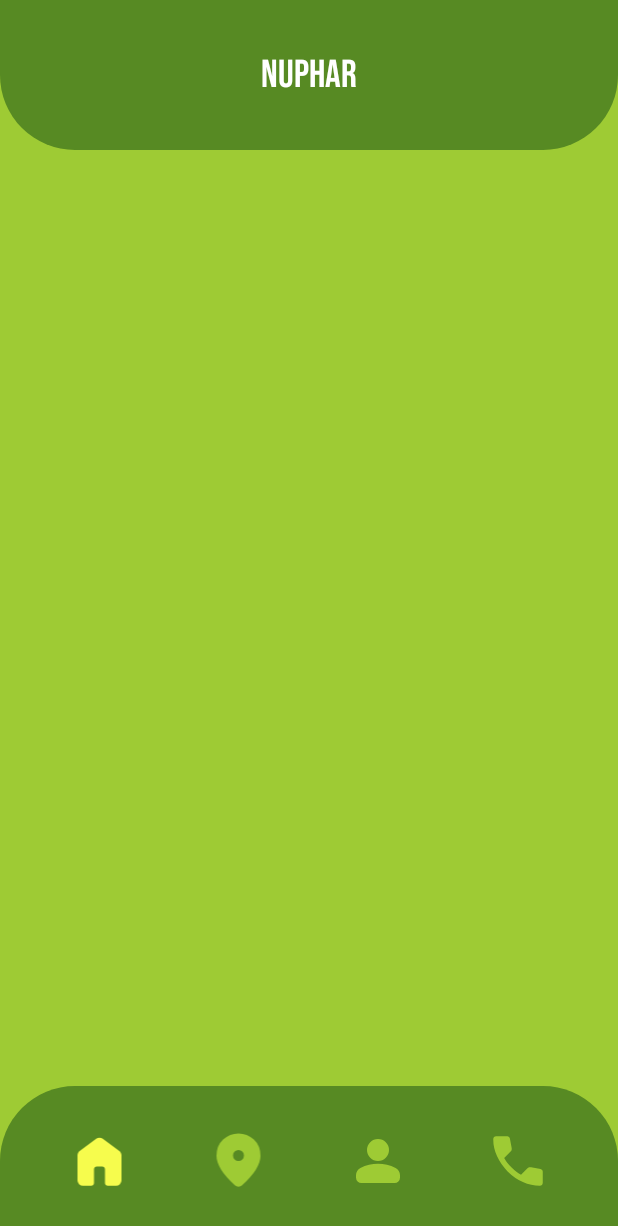
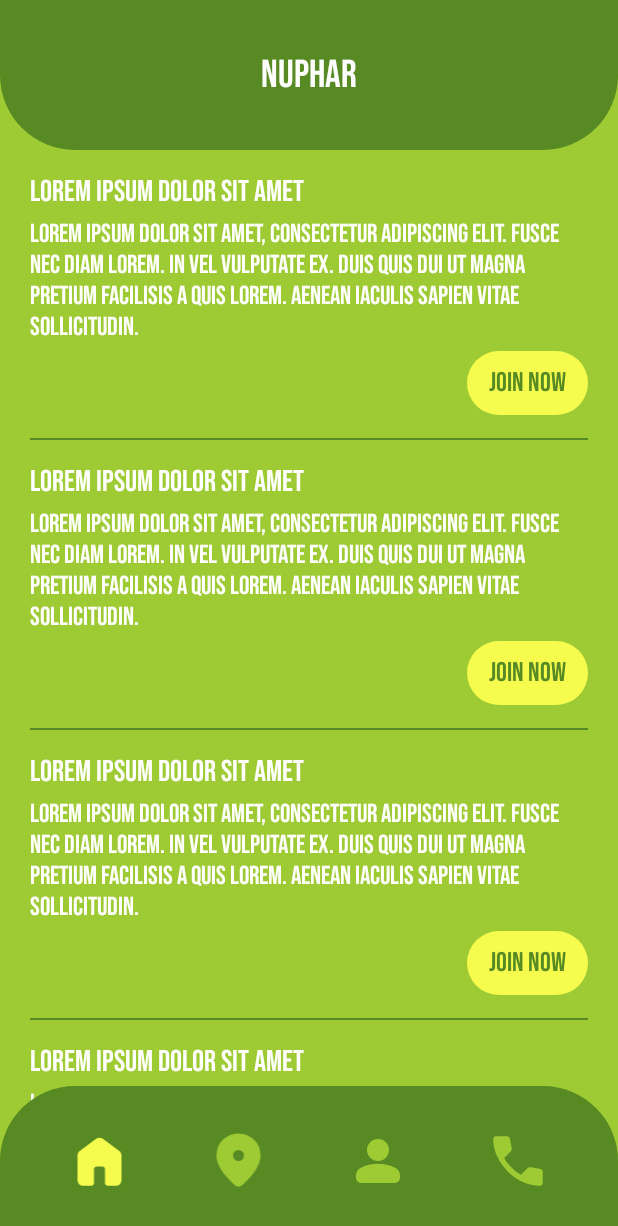
Before and after one commit to gdsc-dogus/nuphar-android-app, an Android app: the MainActivity screen opened directly, with no data from a screen before it, on a phone screen of 412 x 824 dp. Shown: the top 1226 px of the screen. Run offline under Robolectric (Android 15) with nearby library versions, the phone set to English and light mode, and no system bars.

Commit message:
fragments added

```diff
--- a/app/src/main/java/com/gdscdogus/nuphar/activities/MainActivity.kt
+++ b/app/src/main/java/com/gdscdogus/nuphar/activities/MainActivity.kt
@@ -1,17 +1,87 @@
 package com.gdscdogus.nuphar.activities
 
 import android.os.Bundle
+import android.view.View
+import android.widget.ImageView
+import androidx.annotation.ColorInt
 import androidx.appcompat.app.AppCompatActivity
+import androidx.fragment.app.Fragment
+import com.gdscdogus.nuphar.R
 import com.gdscdogus.nuphar.databinding.ActivityMainBinding
+import com.gdscdogus.nuphar.fragments.ContactFragment
+import com.gdscdogus.nuphar.fragments.HomeFragment
+import com.gdscdogus.nuphar.fragments.MapFragment
+import com.gdscdogus.nuphar.fragments.ProfileFragment
 
-class MainActivity : AppCompatActivity() {
+class MainActivity : AppCompatActivity(), View.OnClickListener {
 
     lateinit var binding: ActivityMainBinding
+
+    lateinit var homeFragment: HomeFragment
+    lateinit var mapFragment: MapFragment
+    lateinit var profileFragment: ProfileFragment
+    lateinit var contactFragment: ContactFragment
 
     override fun onCreate(savedInstanceState: Bundle?) {
         super.onCreate(savedInstanceState)
 
         binding = ActivityMainBinding.inflate(layoutInflater)
         setContentView(binding.root)
+
+        homeFragment = HomeFragment();
+        changeFragment(homeFragment);
+        mapFragment = MapFragment();
+        profileFragment = ProfileFragment();
+        contactFragment = ContactFragment();
+
+        binding.ivHome.setOnClickListener(this)
+        binding.ivMap.setOnClickListener(this)
+        binding.ivContact.setOnClickListener(this)
+        binding.ivProfile.setOnClickListener(this)
+    }
+
+    override fun onClick(v: View?) {
+        if (v == null)
+            return
+
+        if (v !is ImageView)
+            return
+
+        @ColorInt
+        val green4 = getColor(R.color.green_4)
+
+        @ColorInt
+        val green5 = getColor(R.color.green_5)
+
+        binding.ivHome.setColorFilter(green4)
+        binding.ivMap.setColorFilter(green4)
+        binding.ivContact.setColorFilter(green4)
+        binding.ivProfile.setColorFilter(green4)
+
+        v.setColorFilter(green5)
+
+        when (v.id) {
+            binding.ivHome.id -> {
+                changeFragment(homeFragment);
+            }
+
+            binding.ivMap.id -> {
+                changeFragment(mapFragment);
+            }
+
+            binding.ivProfile.id -> {
+                changeFragment(profileFragment);
+            }
+
+            binding.ivContact.id -> {
+                changeFragment(contactFragment);
+            }
+        }
+    }
+
+    private fun changeFragment(fragment: Fragment) {
+        val transaction = supportFragmentManager.beginTransaction();
+        transaction.replace(binding.flFragment.id, fragment);
+        transaction.commit();
     }
 }
--- a/app/src/main/java/com/gdscdogus/nuphar/activities/SplashActivity.kt
+++ b/app/src/main/java/com/gdscdogus/nuphar/activities/SplashActivity.kt
@@ -10,5 +10,6 @@ class SplashActivity : AppCompatActivity() {
         super.onCreate(savedInstanceState)
 
         startActivity(Intent(this, LoginActivity::class.java))
+        finish()
     }
 }
--- a/app/src/main/java/com/gdscdogus/nuphar/adapters/EventRVAdapter.kt
+++ b/app/src/main/java/com/gdscdogus/nuphar/adapters/EventRVAdapter.kt
@@ -27,5 +27,12 @@ class EventRVAdapter(var eventArrayList: ArrayList<EventModel>) :
     override fun onBindViewHolder(holder: ViewHolder, position: Int) {
         val eventModel = eventArrayList[position]
 
+        holder.binding.tvTitle.text = eventModel.title;
+        holder.binding.tvDescription.text = eventModel.description;
+
+        if (eventArrayList.size == position + 1)
+            holder.binding.vLine.visibility = View.GONE
+        else
+            holder.binding.vLine.visibility = View.VISIBLE
     }
 }
--- /dev/null
+++ b/app/src/main/java/com/gdscdogus/nuphar/fragments/HomeFragment.kt
@@ -0,0 +1,125 @@
+package com.gdscdogus.nuphar.fragments
+
+import android.os.Bundle
+import android.view.LayoutInflater
+import android.view.View
+import android.view.ViewGroup
+import androidx.fragment.app.Fragment
+import androidx.recyclerview.widget.LinearLayoutManager
+import com.gdscdogus.nuphar.adapters.EventRVAdapter
+import com.gdscdogus.nuphar.databinding.FragmentHomeBinding
+import com.gdscdogus.nuphar.models.CoordinatesModel
+import com.gdscdogus.nuphar.models.EventModel
+import java.time.Instant
+
+class HomeFragment : Fragment() {
+    lateinit var binding: FragmentHomeBinding
+
+    lateinit var eventRVAdapter: EventRVAdapter
+    lateinit var events: ArrayList<EventModel>
+
+    override fun onCreateView(
+        inflater: LayoutInflater,
+        container: ViewGroup?,
+        savedInstanceState: Bundle?
+    ): View {
+        binding = FragmentHomeBinding.inflate(inflater)
+
+        events = ArrayList()
+        events.add(
+            EventModel(
+                "id",
+                "Lorem ipsum dolor sit amet",
+                "Lorem ipsum dolor sit amet, consectetur adipiscing elit. Fusce nec diam lorem. In vel vulputate ex. Duis quis dui ut magna pretium facilisis a quis lorem. Aenean iaculis sapien vitae sollicitudin.",
+                "adres",
+                CoordinatesModel(2.2, 2.2),
+                "id",
+                Instant.now()
+            )
+        )
+        events.add(
+            EventModel(
+                "id",
+                "Lorem ipsum dolor sit amet",
+                "Lorem ipsum dolor sit amet, consectetur adipiscing elit. Fusce nec diam lorem. In vel vulputate ex. Duis quis dui ut magna pretium facilisis a quis lorem. Aenean iaculis sapien vitae sollicitudin.",
+                "adres",
+                CoordinatesModel(2.2, 2.2),
+                "id",
+                Instant.now()
+            )
+        )
+        events.add(
+            EventModel(
+                "id",
+                "Lorem ipsum dolor sit amet",
+                "Lorem ipsum dolor sit amet, consectetur adipiscing elit. Fusce nec diam lorem. In vel vulputate ex. Duis quis dui ut magna pretium facilisis a quis lorem. Aenean iaculis sapien vitae sollicitudin.",
+                "adres",
+                CoordinatesModel(2.2, 2.2),
+                "id",
+                Instant.now()
+            )
+        )
+        events.add(
+            EventModel(
+                "id",
+                "Lorem ipsum dolor sit amet",
+                "Lorem ipsum dolor sit amet, consectetur adipiscing elit. Fusce nec diam lorem. In vel vulputate ex. Duis quis dui ut magna pretium facilisis a quis lorem. Aenean iaculis sapien vitae sollicitudin.",
+                "adres",
+                CoordinatesModel(2.2, 2.2),
+                "id",
+                Instant.now()
+            )
+        )
+        events.add(
+            EventModel(
+                "id",
+                "Lorem ipsum dolor sit amet",
+                "Lorem ipsum dolor sit amet, consectetur adipiscing elit. Fusce nec diam lorem. In vel vulputate ex. Duis quis dui ut magna pretium facilisis a quis lorem. Aenean iaculis sapien vitae sollicitudin.",
+                "adres",
+                CoordinatesModel(2.2, 2.2),
+                "id",
+                Instant.now()
+            )
+        )
+        events.add(
+            EventModel(
+                "id",
+                "Lorem ipsum dolor sit amet",
+                "Lorem ipsum dolor sit amet, consectetur adipiscing elit. Fusce nec diam lorem. In vel vulputate ex. Duis quis dui ut magna pretium facilisis a quis lorem. Aenean iaculis sapien vitae sollicitudin.",
+                "adres",
+                CoordinatesModel(2.2, 2.2),
+                "id",
+                Instant.now()
+            )
+        )
+        events.add(
+            EventModel(
+                "id",
+                "Lorem ipsum dolor sit amet",
+                "Lorem ipsum dolor sit amet, consectetur adipiscing elit. Fusce nec diam lorem. In vel vulputate ex. Duis quis dui ut magna pretium facilisis a quis lorem. Aenean iaculis sapien vitae sollicitudin.",
+                "adres",
+                CoordinatesModel(2.2, 2.2),
+                "id",
+                Instant.now()
+            )
+        )
+        events.add(
+            EventModel(
+                "id",
+                "Lorem ipsum dolor sit amet",
+                "Lorem ipsum dolor sit amet, consectetur adipiscing elit. Fusce nec diam lorem. In vel vulputate ex. Duis quis dui ut magna pretium facilisis a quis lorem. Aenean iaculis sapien vitae sollicitudin.",
+                "adres",
+                CoordinatesModel(2.2, 2.2),
+                "id",
+                Instant.now()
+            )
+        )
+
+        eventRVAdapter = EventRVAdapter(events)
+        binding.rvEvents.adapter = eventRVAdapter
+        binding.rvEvents.layoutManager = LinearLayoutManager(context)
+        binding.rvEvents.setHasFixedSize(true)
+
+        return binding.root
+    }
+}
--- a/app/src/main/res/layout/activity_login.xml
+++ b/app/src/main/res/layout/activity_login.xml
@@ -62,7 +62,7 @@
             android:clickable="true"
             android:textColor="@color/button_text_color"
             android:gravity="center"
-            android:text="LOGIN"
+            android:text="@string/btn_login"
             android:textSize="@dimen/button_text_size" />
 
         <TextView
@@ -82,7 +82,7 @@
             android:clickable="true"
             android:textColor="@color/button_text_color"
             android:gravity="center"
-            android:text="REGISTER"
+            android:text="@string/btn_register"
             android:textSize="@dimen/button_text_size" />
 
     </LinearLayout>
--- a/app/src/main/res/layout/activity_main.xml
+++ b/app/src/main/res/layout/activity_main.xml
@@ -8,6 +8,11 @@
     android:gravity="center"
     android:orientation="vertical"
     tools:context=".activities.LoginActivity">
+
+    <FrameLayout
+        android:id="@+id/fl_fragment"
+        android:layout_width="match_parent"
+        android:layout_height="match_parent" />
 
     <FrameLayout
         android:id="@+id/frameLayout2"
@@ -26,16 +31,6 @@
     </FrameLayout>
 
     <FrameLayout
-        android:layout_width="match_parent"
-        android:layout_height="match_parent"
-        android:gravity="center"
-        android:orientation="vertical"
-        android:padding="20dp"
-        tools:layout_editor_absoluteY="100dp">
-
-    </FrameLayout>
-
-    <FrameLayout
         android:id="@+id/frameLayout3"
         android:layout_width="match_parent"
         android:layout_height="100dp"
@@ -50,6 +45,7 @@
             android:weightSum="4">
 
             <ImageView
+                android:id="@+id/iv_home"
                 android:layout_width="0dp"
                 android:layout_height="match_parent"
                 android:layout_weight="1"
@@ -58,6 +54,7 @@
                 app:tint="@color/green_5" />
 
             <ImageView
+                android:id="@+id/iv_map"
                 android:layout_width="0dp"
                 android:layout_height="match_parent"
                 android:layout_weight="1"
@@ -66,6 +63,7 @@
                 app:tint="@color/green_4" />
 
             <ImageView
+                android:id="@+id/iv_profile"
                 android:layout_width="0dp"
                 android:layout_height="match_parent"
                 android:layout_weight="1"
@@ -74,6 +72,7 @@
                 app:tint="@color/green_4" />
 
             <ImageView
+                android:id="@+id/iv_contact"
                 android:layout_width="0dp"
                 android:layout_height="match_parent"
                 android:layout_weight="1"
--- a/app/src/main/res/layout/activity_register.xml
+++ b/app/src/main/res/layout/activity_register.xml
@@ -95,7 +95,7 @@
             android:background="@drawable/bg_button"
             android:clickable="true"
             android:gravity="center"
-            android:text="@string/register"
+            android:text="@string/btn_register"
             android:textColor="@color/button_text_color"
             android:textSize="@dimen/button_text_size" />
 
--- /dev/null
+++ b/app/src/main/res/layout/fragment_home.xml
@@ -0,0 +1,7 @@
+<?xml version="1.0" encoding="utf-8"?>
+<androidx.recyclerview.widget.RecyclerView xmlns:android="http://schemas.android.com/apk/res/android"
+    android:id="@+id/rv_events"
+    android:layout_width="match_parent"
+    android:layout_height="match_parent"
+    android:clipToPadding="false"
+    android:paddingVertical="@dimen/activity_main_content_vertical_padding" />
--- a/app/src/main/res/layout/row_event.xml
+++ b/app/src/main/res/layout/row_event.xml
@@ -1,6 +1,48 @@
 <?xml version="1.0" encoding="utf-8"?>
-<androidx.constraintlayout.widget.ConstraintLayout xmlns:android="http://schemas.android.com/apk/res/android"
+<LinearLayout xmlns:android="http://schemas.android.com/apk/res/android"
     android:layout_width="match_parent"
-    android:layout_height="match_parent">
+    android:layout_height="wrap_content"
+    android:orientation="vertical">
 
-</androidx.constraintlayout.widget.ConstraintLayout>
+    <LinearLayout
+        android:layout_width="match_parent"
+        android:layout_height="wrap_content"
+        android:orientation="vertical"
+        android:paddingHorizontal="20dp"
+        android:paddingVertical="15dp">
+
+        <TextView
+            android:id="@+id/tv_title"
+            android:layout_width="wrap_content"
+            android:layout_height="wrap_content"
+            android:textColor="@color/white"
+            android:textSize="@dimen/event_item_title_size" />
+
+        <TextView
+            android:id="@+id/tv_description"
+            android:layout_width="wrap_content"
+            android:layout_height="wrap_content"
+            android:layout_marginTop="@dimen/event_item_space_size"
+            android:textColor="@color/white"
+            android:textSize="@dimen/event_item_description_size" />
+
+        <TextView
+            android:layout_width="wrap_content"
+            android:layout_height="wrap_content"
+            android:layout_gravity="end"
+            android:layout_marginTop="@dimen/event_item_space_size"
+            android:background="@drawable/bg_button"
+            android:clickable="true"
+            android:paddingVertical="10dp"
+            android:text="@string/btn_join_now"
+            android:textColor="@color/button_text_color"
+            android:textSize="@dimen/event_item_btn_text_size" />
+    </LinearLayout>
+
+    <View
+        android:id="@+id/v_line"
+        android:layout_width="match_parent"
+        android:layout_height="1dp"
+        android:layout_marginHorizontal="20dp"
+        android:background="@color/green_3" />
+</LinearLayout>
--- a/app/src/main/res/values/colors.xml
+++ b/app/src/main/res/values/colors.xml
@@ -25,6 +25,6 @@
     <color name="button_hint_text_color">#B5578A23</color>
 
     <color name="edittext_background_color">@color/green_5</color>
-    <color name="edittext_stroke_focused_color">@color/green_3</color>
-    <color name="edittext_stroke_default_color">@color/green_2</color>
+    <color name="edittext_stroke_focused_color">@color/green_2</color>
+    <color name="edittext_stroke_default_color">@color/green_3</color>
 </resources>
--- a/app/src/main/res/values/dimens.xml
+++ b/app/src/main/res/values/dimens.xml
@@ -7,5 +7,11 @@
     <dimen name="button_padding">15dp</dimen>
     <dimen name="edittext_padding">15dp</dimen>
     <dimen name="item_space_size">20dp</dimen>
+    <dimen name="event_item_title_size">20sp</dimen>
+    <dimen name="event_item_description_size">17sp</dimen>
+    <dimen name="event_item_btn_text_size">18sp</dimen>
+    <dimen name="event_item_space_size">5dp</dimen>
+    <dimen name="activity_main_content_vertical_padding">100dp</dimen>
+    <dimen name="activity_main_content_horizontal_padding">20dp</dimen>
 
 </resources>
--- a/app/src/main/res/values/strings.xml
+++ b/app/src/main/res/values/strings.xml
@@ -6,5 +6,8 @@
     <string name="password">PASSWORD</string>
     <string name="name_surname">NAME SURNAME</string>
     <string name="country">COUNTRY</string>
-    <string name="register">REGISTER</string>
+    <string name="btn_join_now">JOIN NOW</string>
+    <string name="message">MESSAGE</string>
+    <string name="btn_login">LOGIN</string>
+    <string name="btn_register">REGISTER</string>
 </resources>
```
Also changed, not shown: app/src/main/java/com/gdscdogus/nuphar/fragments/ContactFragment.kt (added, +22 -0 lines), app/src/main/java/com/gdscdogus/nuphar/fragments/MapFragment.kt (added, +23 -0 lines), app/src/main/java/com/gdscdogus/nuphar/fragments/ProfileFragment.kt (added, +23 -0 lines), app/src/main/res/layout/fragment_contact.xml (added, +38 -0 lines), app/src/main/res/layout/fragment_map.xml (added, +7 -0 lines), app/src/main/res/layout/fragment_profile.xml (added, +7 -0 lines).
